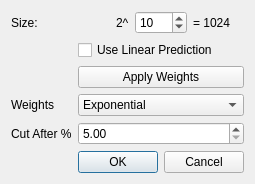
Qt form GUI/Processing/fouriertransformdialog.ui (VespucciProject/Vespucci) before a commit.
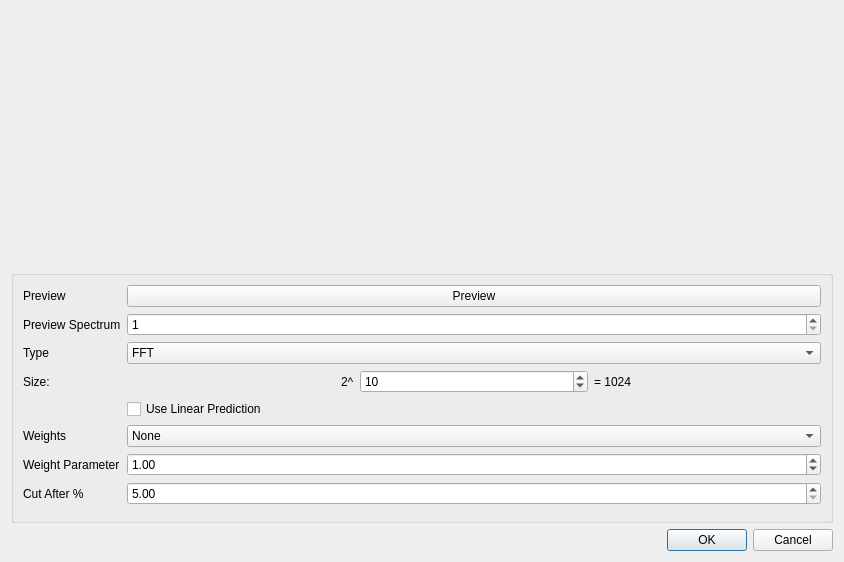
The same form after that commit. Custom widgets are drawn as their Qt base class.

What changed in the file:
```diff
--- a/GUI/Processing/fouriertransformdialog.ui
+++ b/GUI/Processing/fouriertransformdialog.ui
@@ -6,25 +6,65 @@
    <rect>
     <x>0</x>
     <y>0</y>
-    <width>249</width>
-    <height>179</height>
+    <width>844</width>
+    <height>562</height>
    </rect>
   </property>
+  <property name="sizePolicy">
+   <sizepolicy hsizetype="MinimumExpanding" vsizetype="MinimumExpanding">
+    <horstretch>0</horstretch>
+    <verstretch>0</verstretch>
+   </sizepolicy>
+  </property>
   <property name="windowTitle">
    <string>Apply Fourier Transform</string>
   </property>
   <property name="toolTip">
    <string>Output will be in Hz</string>
   </property>
-  <layout class="QFormLayout" name="formLayout">
-   <item row="0" column="0">
-    <widget class="QLabel" name="label">
+  <layout class="QVBoxLayout" name="verticalLayout">
+   <item>
+    <widget class="QCustomPlot" name="spectrumCustomPlot" native="true">
+     <property name="minimumSize">
+      <size>
+       <width>400</width>
+       <height>200</height>
+      </size>
+     </property>
+    </widget>
+   </item>
+   <item>
+    <widget class="QGroupBox" name="formGroupBox">
+     <layout class="QFormLayout" name="formLayout_2">
+      <item row="3" column="0">
+       <widget class="QLabel" name="typeLabel">
+        <property name="text">
+         <string>Type</string>
+        </property>
+       </widget>
+      </item>
+      <item row="3" column="1">
+       <widget class="QComboBox" name="typeComboBox">
+        <item>
+         <property name="text">
+          <string>FFT</string>
+         </property>
+        </item>
+        <item>
+         <property name="text">
+          <string>Inverse FFT</string>
+         </property>
+        </item>
+       </widget>
+      </item>
+      <item row="4" column="0">
+       <widget class="QLabel" name="sizeLabel">
      <property name="text">
       <string>Size:</string>
      </property>
     </widget>
    </item>
-   <item row="0" column="1">
+      <item row="4" column="1">
     <layout class="QHBoxLayout" name="horizontalLayout">
      <item alignment="Qt::AlignRight">
       <widget class="QLabel" name="label_2">
@@ -55,8 +95,8 @@
      </item>
     </layout>
    </item>
-   <item row="1" column="1">
-    <widget class="QCheckBox" name="checkBox">
+      <item row="5" column="1">
+       <widget class="QCheckBox" name="predictionCheckBox">
      <property name="toolTip">
       <string>If unchecked, vector is padded with zeros, then zeros removed, else linear interpolation stretches spectra to specified size.</string>
      </property>
@@ -65,22 +105,20 @@
      </property>
     </widget>
    </item>
-   <item row="2" column="1">
-    <widget class="QPushButton" name="pushButton">
-     <property name="text">
-      <string>Apply Weights</string>
-     </property>
-    </widget>
-   </item>
-   <item row="3" column="0">
-    <widget class="QLabel" name="label_4">
+      <item row="6" column="0">
+       <widget class="QLabel" name="weightLabel">
      <property name="text">
       <string>Weights</string>
      </property>
     </widget>
    </item>
-   <item row="3" column="1">
-    <widget class="QComboBox" name="comboBox">
+      <item row="6" column="1">
+       <widget class="QComboBox" name="weightsComboBox">
+        <item>
+         <property name="text">
+          <string>None</string>
+         </property>
+        </item>
      <item>
       <property name="text">
        <string>Exponential</string>
@@ -103,7 +141,72 @@
      </item>
     </widget>
    </item>
-   <item row="5" column="1">
+      <item row="7" column="0">
+       <widget class="QLabel" name="parameterLabel">
+        <property name="text">
+         <string>Weight Parameter</string>
+        </property>
+       </widget>
+      </item>
+      <item row="7" column="1">
+       <widget class="QDoubleSpinBox" name="parameterDoubleSpinBox">
+        <property name="value">
+         <double>1.000000000000000</double>
+        </property>
+       </widget>
+      </item>
+      <item row="8" column="0">
+       <widget class="QLabel" name="cutLabel">
+        <property name="text">
+         <string>Cut After %</string>
+        </property>
+       </widget>
+      </item>
+      <item row="8" column="1">
+       <widget class="QDoubleSpinBox" name="cutDoubleSpinBox">
+        <property name="minimum">
+         <double>5.000000000000000</double>
+        </property>
+        <property name="maximum">
+         <double>200.000000000000000</double>
+        </property>
+        <property name="singleStep">
+         <double>5.000000000000000</double>
+        </property>
+       </widget>
+      </item>
+      <item row="1" column="1">
+       <widget class="QPushButton" name="previewPushButton">
+        <property name="text">
+         <string>Preview</string>
+        </property>
+       </widget>
+      </item>
+      <item row="1" column="0">
+       <widget class="QLabel" name="previewLabel">
+        <property name="text">
+         <string>Preview</string>
+        </property>
+       </widget>
+      </item>
+      <item row="2" column="0">
+       <widget class="QLabel" name="spectrumLabel">
+        <property name="text">
+         <string>Preview Spectrum</string>
+        </property>
+       </widget>
+      </item>
+      <item row="2" column="1">
+       <widget class="QSpinBox" name="spectrumSpinBox">
+        <property name="minimum">
+         <number>1</number>
+        </property>
+       </widget>
+      </item>
+     </layout>
+    </widget>
+   </item>
+   <item>
     <widget class="QDialogButtonBox" name="buttonBox">
      <property name="orientation">
       <enum>Qt::Horizontal</enum>
@@ -113,28 +216,16 @@
      </property>
     </widget>
    </item>
-   <item row="4" column="0">
-    <widget class="QLabel" name="label_5">
-     <property name="text">
-      <string>Cut After %</string>
-     </property>
-    </widget>
-   </item>
-   <item row="4" column="1">
-    <widget class="QDoubleSpinBox" name="doubleSpinBox">
-     <property name="minimum">
-      <double>5.000000000000000</double>
-     </property>
-     <property name="maximum">
-      <double>200.000000000000000</double>
-     </property>
-     <property name="singleStep">
-      <double>5.000000000000000</double>
-     </property>
-    </widget>
-   </item>
   </layout>
  </widget>
+ <customwidgets>
+  <customwidget>
+   <class>QCustomPlot</class>
+   <extends>QWidget</extends>
+   <header>qcustomplot.h</header>
+   <container>1</container>
+  </customwidget>
+ </customwidgets>
  <resources/>
  <connections>
   <connection>
```
Left out of the diff: 4 changed lines with no effect on the pictures. Lines whose indentation alone changed are shown as unchanged.
